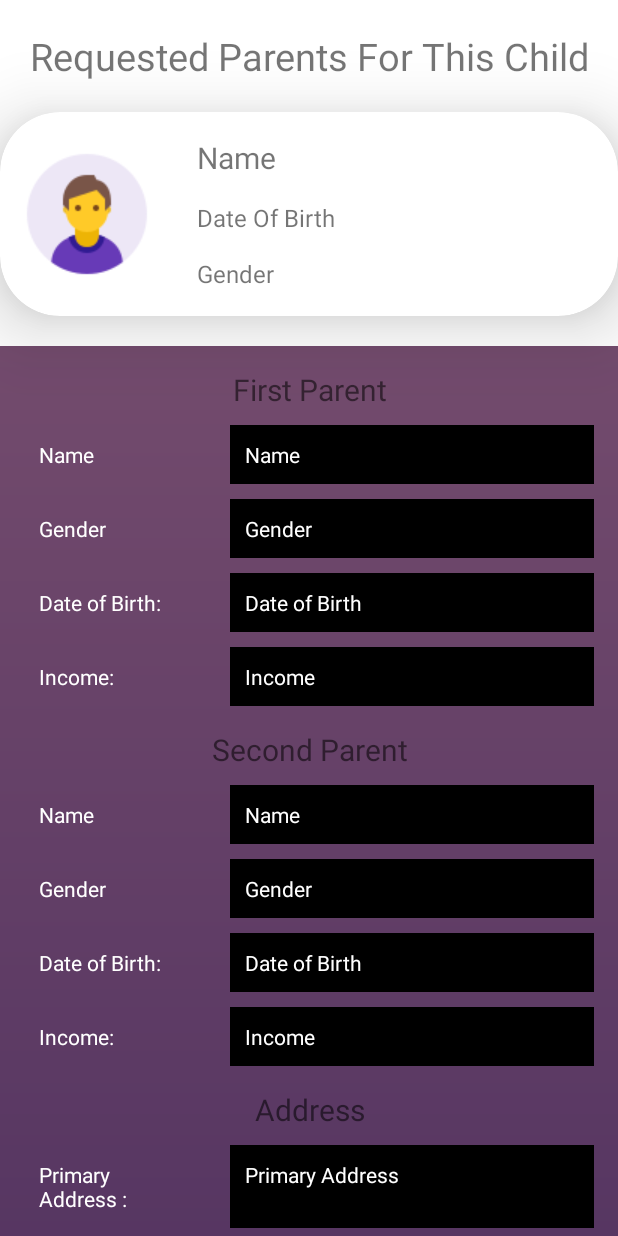
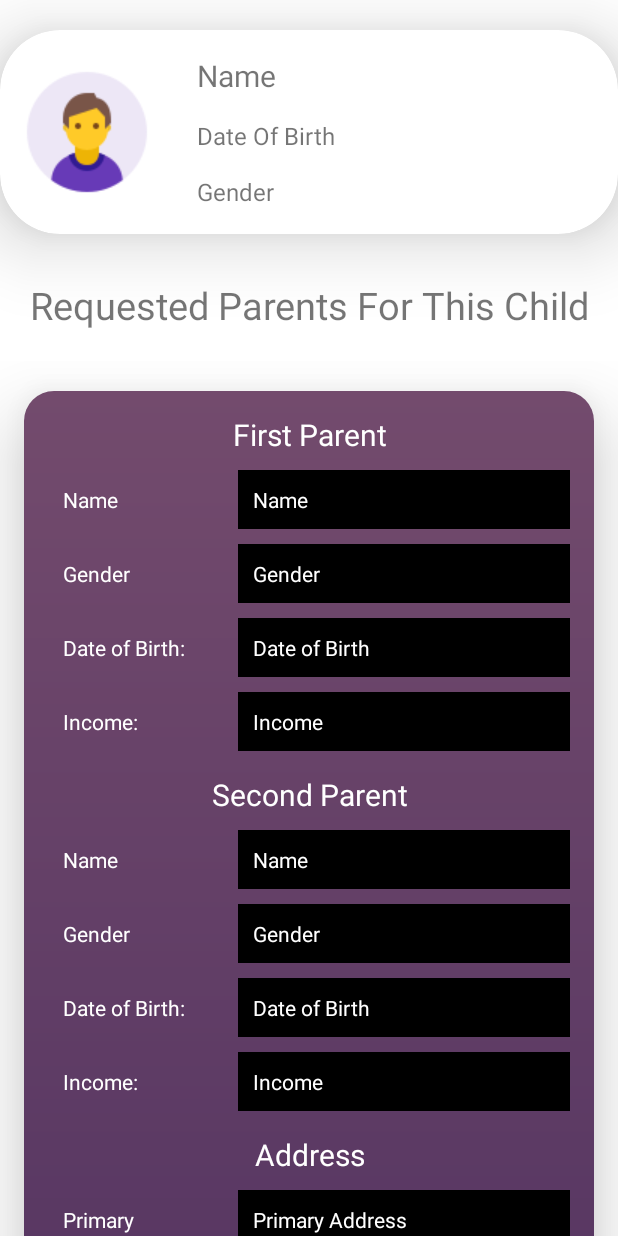
Before and after one commit to Abhigrith/abhigrith, an Android app: the layout activity_orphanage_parents_adoption_requests_for_children.xml on its own in the app's theme, with its tools: preview values and no code run, on a phone screen of 412 x 824 dp. Run offline under Robolectric (Android 15) with nearby library versions, the phone set to English and light mode, and no system bars; Roboto replaces fonts that are not available here.

Commit message:
Changed UI and basically improved code

```diff
--- a/app/src/main/res/layout/activity_orphanage_parents_adoption_requests_for_children.xml
+++ b/app/src/main/res/layout/activity_orphanage_parents_adoption_requests_for_children.xml
@@ -6,21 +6,21 @@
     android:orientation="vertical"
     tools:context=".orphanage.activities.OrphanageParentsAdoptionRequestsForChildrenActivity">
 
-    <TextView
-        android:id="@+id/tv_activity_orphanage_parent_adoption_requests_title"
-        android:layout_width="match_parent"
-        android:layout_height="wrap_content"
-        android:layout_marginTop="20dp"
-        android:text="Requested Parents For This Child"
-        android:textAlignment="center"
-        android:textSize="25sp" />
-
     <include
         android:id="@+id/cv_child_item_data"
         layout="@layout/recycler_view_parent_child_adoption_list_item"
         android:layout_width="match_parent"
         android:layout_height="wrap_content"
         android:layout_marginTop="20dp" />
+
+    <TextView
+        android:id="@+id/tv_activity_orphanage_parent_adoption_requests_title"
+        android:layout_width="match_parent"
+        android:layout_height="wrap_content"
+        android:layout_marginTop="30dp"
+        android:text="Requested Parents For This Child"
+        android:textAlignment="center"
+        android:textSize="25sp" />
 
     <androidx.recyclerview.widget.RecyclerView
         android:id="@+id/rv_activity_orphanage_parent_adoption_requests_list_for_child"
--- a/app/src/main/res/layout/recycler_view_parent_auth_requests_for_child.xml
+++ b/app/src/main/res/layout/recycler_view_parent_auth_requests_for_child.xml
@@ -1,23 +1,24 @@
-<?xml version="1.0" encoding="utf-8"?>
-<androidx.core.widget.NestedScrollView xmlns:android="http://schemas.android.com/apk/res/android"
+<?xml version="1.0" encoding="utf-8"?><!--<androidx.core.widget.NestedScrollView xmlns:android="http://schemas.android.com/apk/res/android"-->
+<!--<androidx.core.widget.NestedScrollView xmlns:http="http://schemas.android.com/apk/res-auto"-->
+<!--    xmlns:android="http://schemas.android.com/apk/res/android"-->
+<!--    android:layout_width="match_parent"-->
+<!--    android:layout_height="wrap_content"-->
+<!--    android:orientation="vertical">-->
+
+<androidx.cardview.widget.CardView xmlns:android="http://schemas.android.com/apk/res/android"
     xmlns:http="http://schemas.android.com/apk/res-auto"
     android:layout_width="match_parent"
     android:layout_height="wrap_content"
-    android:background="@drawable/background_splash"
-    android:orientation="vertical">
-
-    <!--    <androidx.cardview.widget.CardView-->
-    <!--        android:layout_width="match_parent"-->
-    <!--        android:layout_height="wrap_content"-->
-    <!--        android:layout_marginHorizontal="10dp"-->
-    <!--        android:layout_marginVertical="20dp"-->
-    <!--        http:cardCornerRadius="10dp"-->
-    <!--        http:cardElevation="30dp"-->
-    <!--        http:cardPreventCornerOverlap="true">-->
+    android:layout_marginHorizontal="16dp"
+    android:layout_marginVertical="20dp"
+    http:cardCornerRadius="20dp"
+    http:cardElevation="30dp"
+    http:cardPreventCornerOverlap="true">
 
     <LinearLayout
         android:layout_width="match_parent"
         android:layout_height="match_parent"
+        android:background="@drawable/background_splash"
         android:orientation="vertical">
 
         <TextView
@@ -27,7 +28,8 @@
             android:layout_marginTop="15dp"
             android:text="First Parent"
             android:textAlignment="center"
-            android:textSize="20sp" />
+            android:textSize="20sp"
+            android:textColor="@color/white" />
 
         <LinearLayout
             android:layout_width="match_parent"
@@ -54,10 +56,10 @@
                 android:layout_marginStart="16dp"
                 android:layout_marginTop="10dp"
                 android:layout_marginEnd="16dp"
+                android:layout_weight="1"
                 android:background="@android:color/black"
                 android:ems="10"
                 android:padding="10dp"
-                android:layout_weight="1"
                 android:text="Name"
                 android:textColor="#FFFFFF"
                 android:textColorHint="#FFFFFF"
@@ -90,8 +92,8 @@
                 android:layout_marginStart="16dp"
                 android:layout_marginTop="10dp"
                 android:layout_marginEnd="16dp"
+                android:layout_weight="1"
                 android:background="@android:color/black"
-                android:layout_weight="1"
                 android:ems="10"
                 android:padding="10dp"
                 android:text="Gender"
@@ -126,8 +128,8 @@
                 android:layout_marginStart="16dp"
                 android:layout_marginTop="10dp"
                 android:layout_marginEnd="16dp"
+                android:layout_weight="1"
                 android:background="@android:color/black"
-                android:layout_weight="1"
                 android:ems="10"
                 android:padding="10dp"
                 android:text="Date of Birth"
@@ -162,10 +164,10 @@
                 android:layout_marginStart="16dp"
                 android:layout_marginTop="10dp"
                 android:layout_marginEnd="16dp"
+                android:layout_weight="1"
                 android:background="@android:color/black"
-                android:layout_weight="1"
+                android:ems="10"
                 android:padding="10dp"
-                android:ems="10"
                 android:text="Income"
                 android:textColor="#FFFFFF"
                 android:textColorHint="#FFFFFF"
@@ -180,6 +182,7 @@
             android:layout_height="wrap_content"
             android:layout_marginTop="15dp"
             android:text="Second Parent"
+            android:textColor="@color/white"
             android:textAlignment="center"
             android:textSize="20sp" />
 
@@ -208,9 +211,9 @@
                 android:layout_marginStart="16dp"
                 android:layout_marginTop="10dp"
                 android:layout_marginEnd="16dp"
+                android:layout_weight="1"
                 android:background="@android:color/black"
                 android:ems="10"
-                android:layout_weight="1"
                 android:padding="10dp"
                 android:text="Name"
                 android:textColor="#FFFFFF"
@@ -244,8 +247,8 @@
                 android:layout_marginStart="16dp"
                 android:layout_marginTop="10dp"
                 android:layout_marginEnd="16dp"
+                android:layout_weight="1"
                 android:background="@android:color/black"
-                android:layout_weight="1"
                 android:ems="10"
                 android:padding="10dp"
                 android:text="Gender"
@@ -280,8 +283,8 @@
                 android:layout_marginStart="16dp"
                 android:layout_marginTop="10dp"
                 android:layout_marginEnd="16dp"
+                android:layout_weight="1"
                 android:background="@android:color/black"
-                android:layout_weight="1"
                 android:ems="10"
                 android:padding="10dp"
                 android:text="Date of Birth"
@@ -316,10 +319,10 @@
                 android:layout_marginStart="16dp"
                 android:layout_marginTop="10dp"
                 android:layout_marginEnd="16dp"
+                android:layout_weight="1"
                 android:background="@android:color/black"
-                android:layout_weight="1"
+                android:ems="10"
                 android:padding="10dp"
-                android:ems="10"
                 android:text="Income"
                 android:textColor="#FFFFFF"
                 android:textColorHint="#FFFFFF"
@@ -333,6 +336,7 @@
             android:layout_height="wrap_content"
             android:layout_marginTop="15dp"
             android:text="Address"
+            android:textColor="@color/white"
             android:textAlignment="center"
             android:textSize="20sp" />
 
@@ -361,10 +365,10 @@
                 android:layout_marginStart="16dp"
                 android:layout_marginTop="10dp"
                 android:layout_marginEnd="16dp"
+                android:layout_weight="1"
                 android:background="@android:color/black"
                 android:ems="10"
                 android:padding="10dp"
-                android:layout_weight="1"
                 android:text="Primary Address"
                 android:textColor="#FFFFFF"
                 android:textColorHint="#FFFFFF"
@@ -397,10 +401,10 @@
                 android:layout_marginStart="16dp"
                 android:layout_marginTop="10dp"
                 android:layout_marginEnd="16dp"
+                android:layout_weight="1"
                 android:background="@android:color/black"
-                android:layout_weight="1"
+                android:ems="10"
                 android:padding="10dp"
-                android:ems="10"
                 android:text="Secondary Address :"
                 android:textColor="#FFFFFF"
                 android:textColorHint="#FFFFFF"
@@ -433,8 +437,8 @@
                 android:layout_marginStart="16dp"
                 android:layout_marginTop="10dp"
                 android:layout_marginEnd="16dp"
+                android:layout_weight="1"
                 android:background="@android:color/black"
-                android:layout_weight="1"
                 android:ems="10"
                 android:padding="10dp"
                 android:text="City"
@@ -469,10 +473,10 @@
                 android:layout_marginStart="16dp"
                 android:layout_marginTop="10dp"
                 android:layout_marginEnd="16dp"
+                android:layout_weight="1"
                 android:background="@android:color/black"
-                android:layout_weight="1"
+                android:ems="10"
                 android:padding="10dp"
-                android:ems="10"
                 android:text="District"
                 android:textColor="#FFFFFF"
                 android:textColorHint="#FFFFFF"
@@ -505,8 +509,8 @@
                 android:layout_marginStart="16dp"
                 android:layout_marginTop="10dp"
                 android:layout_marginEnd="16dp"
+                android:layout_weight="1"
                 android:background="@android:color/black"
-                android:layout_weight="1"
                 android:ems="10"
                 android:padding="10dp"
                 android:text="Pincode"
@@ -541,10 +545,10 @@
                 android:layout_marginStart="16dp"
                 android:layout_marginTop="10dp"
                 android:layout_marginEnd="16dp"
+                android:layout_weight="1"
                 android:background="@android:color/black"
-                android:layout_weight="1"
+                android:ems="10"
                 android:padding="10dp"
-                android:ems="10"
                 android:text="State"
                 android:textColor="#FFFFFF"
                 android:textColorHint="#FFFFFF"
@@ -552,16 +556,15 @@
 
         </LinearLayout>
 
-
         <TextView
             android:id="@+id/tv_parent_profile_account"
             android:layout_width="match_parent"
             android:layout_height="wrap_content"
             android:layout_marginTop="15dp"
             android:text="Account"
+            android:textColor="@color/white"
             android:textAlignment="center"
             android:textSize="20sp" />
-
 
         <LinearLayout
             android:layout_width="match_parent"
@@ -588,8 +591,8 @@
                 android:layout_marginStart="16dp"
                 android:layout_marginTop="10dp"
                 android:layout_marginEnd="16dp"
+                android:layout_weight="1"
                 android:background="@android:color/black"
-                android:layout_weight="1"
                 android:ems="10"
                 android:padding="10dp"
                 android:text="Primary Phone Number"
@@ -603,6 +606,7 @@
             android:layout_width="match_parent"
             android:layout_height="match_parent"
             android:orientation="horizontal"
+            android:layout_marginBottom="20dp"
             android:weightSum="3">
 
             <TextView
@@ -624,17 +628,15 @@
                 android:layout_marginStart="16dp"
                 android:layout_marginTop="10dp"
                 android:layout_marginEnd="16dp"
+                android:layout_weight="1"
                 android:background="@android:color/black"
-                android:layout_weight="1"
+                android:ems="10"
                 android:padding="10dp"
-                android:ems="10"
                 android:text="Secondary Phone Number"
                 android:textColor="#FFFFFF"
                 android:textColorHint="#FFFFFF"
                 android:textSize="14sp" />
-
         </LinearLayout>
-
     </LinearLayout>
-    <!--    </androidx.cardview.widget.CardView>-->
-</androidx.core.widget.NestedScrollView>
+</androidx.cardview.widget.CardView>
+<!--</androidx.core.widget.NestedScrollView>-->
--- a/build.gradle
+++ b/build.gradle
@@ -6,7 +6,7 @@ buildscript {
     }
     dependencies {
         classpath 'com.google.gms:google-services:4.3.5'
-        classpath 'com.android.tools.build:gradle:4.1.3'
+        classpath 'com.android.tools.build:gradle:4.2.0'
 
         // NOTE: Do not place your application dependencies here; they belong
         // in the individual module build.gradle files
```
Also changed, not shown: app/src/main/java/com/example/abhigrith/orphanage/adapters/OrphanageParentsChildrenRequestsAdapter.java (+16 -16 lines), app/src/main/res/values/strings.xml (+0 -17 lines).
